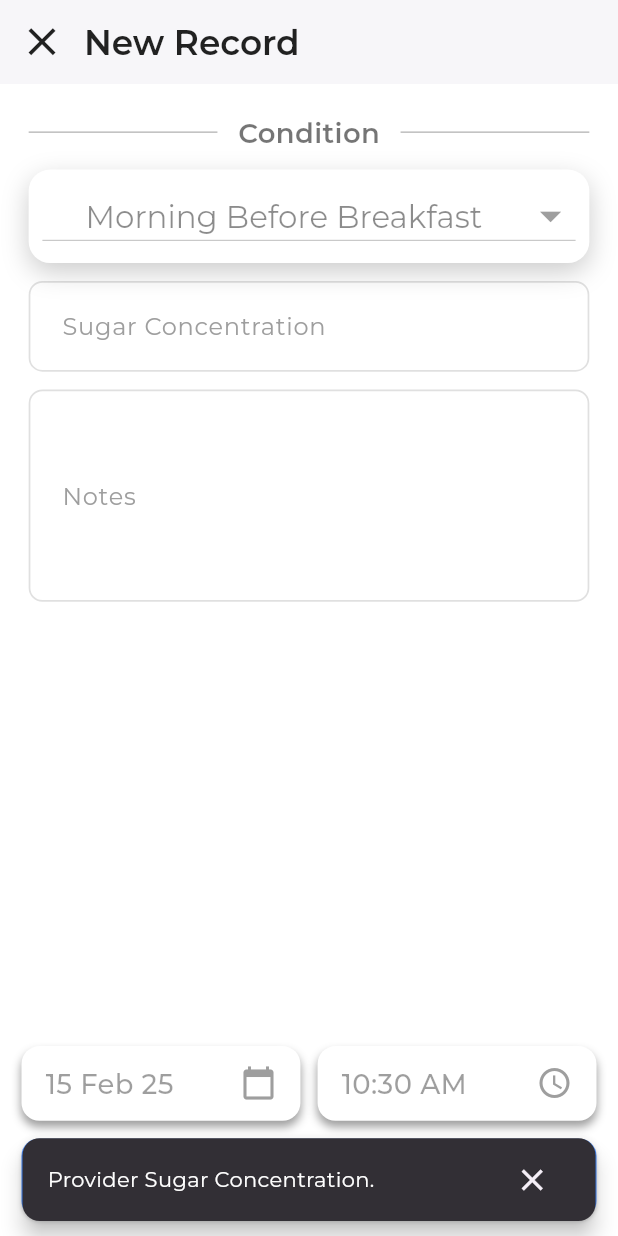
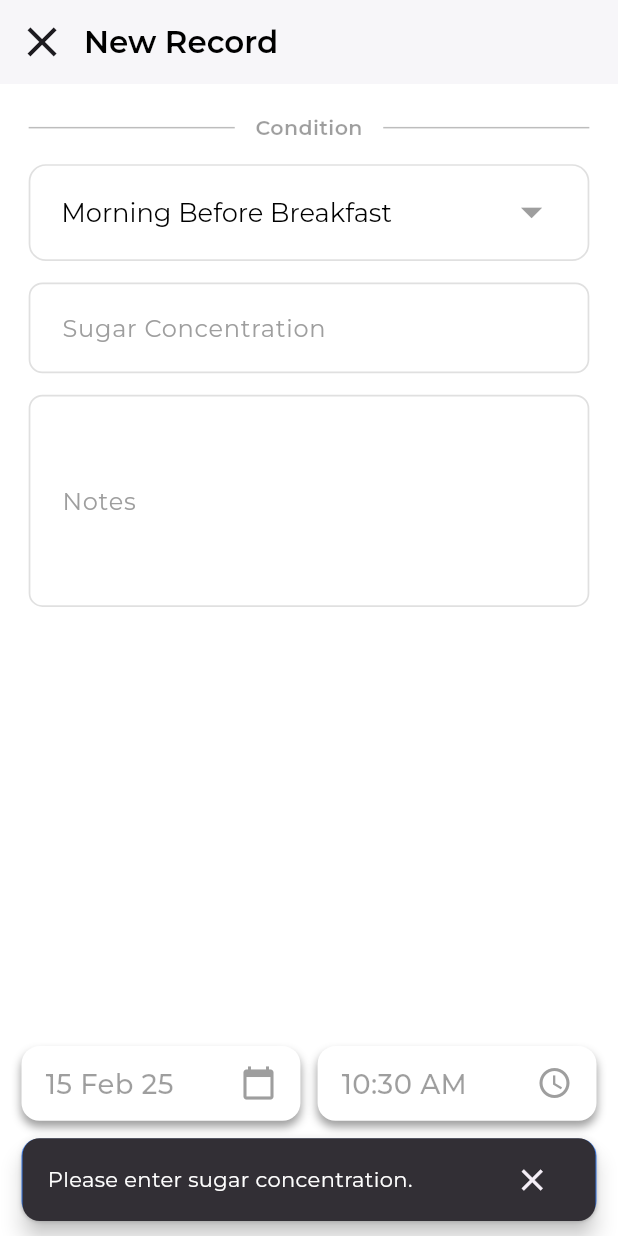
Before and after one commit to JaydeepSitapara/gluco_mate, a Flutter app: the AddSugarDataScreen screen opened directly, after a tap on "Save", on a phone screen of 412 x 824 dp. Run offline on Flutter 3.47's test engine with Material 3 defaults, Android fonts, the phone set to English and light mode, and no system bars; our stand-ins replace flutter_phoenix, flutter_screenutil, get_it, sqflite; accounts and stored records are empty.

Commit message:
done sugar data update & added validation into sugar value. and working some filter in sugar data list screen.

```diff
--- a/lib/providers/patient_data_provider.dart
+++ b/lib/providers/patient_data_provider.dart
@@ -2,6 +2,7 @@ import 'dart:developer';
 
 import 'package:flutter/material.dart';
 import 'package:gluco_mate/models/suger_data_model.dart';
+import 'package:gluco_mate/ui/widgets/dropdown_text_widget.dart';
 import 'package:gluco_mate/utils/database/local_db_provider.dart';
 import 'package:gluco_mate/utils/injector.dart';
 import 'package:gluco_mate/ui/widgets/show_toast.dart';
@@ -33,31 +34,31 @@ class SugarDataProvider extends ChangeNotifier {
   List<DropdownMenuItem<String>> conditionList = const [
     DropdownMenuItem(
       value: 'Morning Before Breakfast',
-      child: Text('Morning Before Breakfast'),
+      child: DropdownTextWidget(text: 'Morning Before Breakfast'),
     ),
     DropdownMenuItem(
       value: 'Morning After 2 Hours',
-      child: Text('Morning After 2 Hours'),
+      child: DropdownTextWidget(text: 'Morning After 2 Hours'),
     ),
     DropdownMenuItem(
       value: 'Afternoon Before Lunch',
-      child: Text('Afternoon Before Lunch'),
+      child: DropdownTextWidget(text: 'Afternoon Before Lunch'),
     ),
     DropdownMenuItem(
       value: 'Afternoon After 2 hours',
-      child: Text('Afternoon After 2 hours'),
+      child: DropdownTextWidget(text: 'Afternoon After 2 hours'),
     ),
     DropdownMenuItem(
       value: 'Evening Before Dinner',
-      child: Text('Evening Before Dinner'),
+      child: DropdownTextWidget(text: 'Evening Before Dinner'),
     ),
     DropdownMenuItem(
       value: 'Evening After 2 Hours',
-      child: Text('Evening After 2 Hours'),
+      child: DropdownTextWidget(text: 'Evening After 2 Hours'),
     ),
     DropdownMenuItem(
       value: 'Mid Night',
-      child: Text('Mid Night'),
+      child: DropdownTextWidget(text: 'Mid Night'),
     ),
   ];
 
@@ -78,8 +79,17 @@ class SugarDataProvider extends ChangeNotifier {
 
   Future<int> addSugarData() async {
     try {
-      if (_sugarLevelController.text.isEmpty) {
-        showSnackbar('Provider Sugar Concentration.');
+      final num? sugarLevel = num.tryParse(_sugarLevelController.text);
+      if (sugarLevel == null) {
+        showSnackbar('Please enter sugar concentration.');
+      } else if (sugarLevel < 50) {
+        showSnackbar('Too low! Please check your value');
+      } else if (sugarLevel > 500) {
+        showSnackbar('Too high! Consult a doctor');
+      } else if (selectedDate == null) {
+        showSnackbar('Please select Date.');
+      } else if (selectedTime == null) {
+        showSnackbar('Please select Time.');
       } else {
         log('Condition : $selectedCondition');
         log('Sugar Level : ${_sugarLevelController.text.toString()}');
@@ -135,11 +145,11 @@ class SugarDataProvider extends ChangeNotifier {
           notes: _notesController.text.trim(),
           date: '$selectedDate',
           time:
-          '${DateTime(0, 0, 0, selectedTime?.hour ?? 0, selectedTime?.minute ?? 0)}',
+              '${DateTime(0, 0, 0, selectedTime?.hour ?? 0, selectedTime?.minute ?? 0)}',
         );
 
         final response =
-        await sl<LocalDbProvider>().updateSugarData(sugarData, sugarDataId);
+            await sl<LocalDbProvider>().updateSugarData(sugarData, sugarDataId);
 
         if (response > 0) {
           showSnackbar('Sugar Data Updated.');
--- a/lib/ui/sugardata/add_sugar_data_screen.dart
+++ b/lib/ui/sugardata/add_sugar_data_screen.dart
@@ -1,9 +1,8 @@
-import 'dart:developer';
-
 import 'package:flutter/material.dart';
 import 'package:gluco_mate/models/suger_data_model.dart';
 import 'package:gluco_mate/providers/patient_data_provider.dart';
 import 'package:gluco_mate/ui/sugardata/sugar_data_list_screen.dart';
+import 'package:gluco_mate/ui/theme/colors.dart';
 import 'package:gluco_mate/utils/injector.dart';
 import 'package:gluco_mate/ui/theme/style.dart';
 import 'package:gluco_mate/ui/widgets/common_text_form_field.dart';
@@ -62,10 +61,14 @@ class _AddSugarDataScreenState extends State<AddSugarDataScreen> {
           backgroundColor: Colors.white,
           resizeToAvoidBottomInset: true,
           appBar: AppBar(
-            backgroundColor: Colors.white,
+            backgroundColor: whiteColor,
             titleSpacing: 0,
             leading: IconButton(
-                icon: Icon(Icons.close, size: 26.h, color: Colors.black87),
+                icon: Icon(
+                  Icons.close,
+                  size: 28.h,
+
+                ),
                 onPressed: () => {
                       Navigator.pop(context),
                       sugarDataProvider.sugarLevelController.clear(),
@@ -92,16 +95,19 @@ class _AddSugarDataScreenState extends State<AddSugarDataScreen> {
                               );
                             }
                           },
-                          child: const Icon(Icons.delete)),
+                          child: Icon(
+                            Icons.delete_forever_outlined,
+
+                            size: 24.h,
+                          )),
                     )
                   : const SizedBox(),
             ],
             title: Text(
-              widget.isEditSugarData ?? false ? 'Update' : 'New Record',
+              widget.isEditSugarData ?? false ? 'Update Record' : 'New Record',
               style: montserratStyle(
-                fontSize: 20.sp,
+                fontSize: 18.sp,
                 fontWeight: FontWeight.w600,
-                color: Colors.black87,
               ),
             ),
             elevation: 1,
@@ -113,6 +119,7 @@ class _AddSugarDataScreenState extends State<AddSugarDataScreen> {
                   child: SingleChildScrollView(
                     padding: EdgeInsets.all(16.0.h),
                     child: Column(
+                      spacing: 1.h,
                       crossAxisAlignment: CrossAxisAlignment.start,
                       children: [
                         Row(
@@ -123,8 +130,8 @@ class _AddSugarDataScreenState extends State<AddSugarDataScreen> {
                             Text(
                               'Condition',
                               style: montserratStyle(
-                                fontSize: 16.sp,
-                                color: Colors.black54,
+                                fontSize: 12.sp,
+                                color: Colors.black38,
                                 fontWeight: FontWeight.w600,
                               ),
                             ),
--- a/lib/ui/widgets/condition_selection_drop_down.dart
+++ b/lib/ui/widgets/condition_selection_drop_down.dart
@@ -1,15 +1,11 @@
 import 'package:flutter/material.dart';
 import 'package:gluco_mate/providers/patient_data_provider.dart';
+import 'package:gluco_mate/ui/theme/colors.dart';
 import 'package:gluco_mate/ui/theme/style.dart';
 import 'package:flutter_screenutil/flutter_screenutil.dart';
 import 'package:provider/provider.dart';
 
-class CustomDropDown extends StatefulWidget {
-  @override
-  State<CustomDropDown> createState() => _CustomDropdownState();
-}
-
-class _CustomDropdownState extends State<CustomDropDown> {
+class CustomDropDown extends StatelessWidget {
   @override
   Widget build(BuildContext context) {
     return Consumer<SugarDataProvider>(
@@ -17,19 +13,14 @@ class _CustomDropdownState extends State<CustomDropDown> {
       return Center(
         child: Container(
           width: double.infinity,
-          padding: EdgeInsets.symmetric(horizontal: 8.w),
+          padding: EdgeInsets.symmetric(horizontal: 4.w),
           decoration: BoxDecoration(
-            color: Colors.white,
-            borderRadius: BorderRadius.circular(12.dm),
-            boxShadow: [
-              BoxShadow(
-                color: Colors.black.withOpacity(0.2),
-                // Lighter shadow color
-                blurRadius: 12.dm,
-                // Increased blur radius for more elevation
-                offset: const Offset(0, 6), // Shadow spread
-              ),
-            ],
+            color: whiteColor,
+            borderRadius: BorderRadius.circular(10.r),
+            border: Border.all(
+              color: Colors.grey.shade300,
+              width: 1.w,
+            ),
           ),
           child: DropdownButton<String>(
             value: sugarDataProvider.selectedCondition,
@@ -44,25 +35,29 @@ class _CustomDropdownState extends State<CustomDropDown> {
               color: Colors.grey,
               size: 28.h,
             ),
-            dropdownColor: Colors.white,
-            style: montserratStyle(fontSize: 14.sp, color: Colors.black),
+            dropdownColor: whiteColor,
+            borderRadius: BorderRadius.circular(10.r),
+            style: montserratStyle(fontSize: 14.sp, color: blackColor),
             selectedItemBuilder: (BuildContext context) {
               return sugarDataProvider.conditionList
                   .map<Widget>((DropdownMenuItem<String> item) {
-                return Center(
+                return Align(
+                  alignment: Alignment.centerLeft,
                   child: Text(
                     item.value ?? '',
                     style:
-                        montserratStyle(fontSize: 18.sp, color: Colors.black45),
+                        montserratStyle(fontSize: 15.sp, color: blackColor),
                   ),
                 );
               }).toList();
             },
             // Adjust dropdown size// Set a maximum height for the dropdown
             alignment: Alignment.center,
+            menuMaxHeight: 350.h,
+            underline: const SizedBox(),
             // Center align the dropdown items
             // You can add custom padding for the dropdown items
-            padding: EdgeInsets.symmetric(vertical: 6.h),
+            padding: EdgeInsets.symmetric(vertical: 6.h, horizontal: 14.w),
           ),
         ),
       );
--- a/lib/ui/widgets/custom_save_button.dart
+++ b/lib/ui/widgets/custom_save_button.dart
@@ -1,5 +1,6 @@
 import 'package:flutter/material.dart';
 import 'package:flutter_screenutil/flutter_screenutil.dart';
+import 'package:gluco_mate/ui/theme/colors.dart';
 import 'package:gluco_mate/ui/theme/style.dart';
 
 class SaveButton extends StatelessWidget {
@@ -26,10 +27,10 @@ class SaveButton extends StatelessWidget {
           ),
         ),
         child: Text(
-          '${buttonText ?? ''}',
+          buttonText ?? '',
           style: montserratStyle(
             fontSize: 18.sp,
-            fontWeight: FontWeight.w500,
+            fontWeight: FontWeight.w700,
             color: Colors.white, // Text color remains white
           ),
         ),
```
Also changed, not shown: lib/ui/sugardata/sugar_data_list_screen.dart (+53 -13 lines), lib/ui/theme/colors.dart (+10 -0 lines), lib/ui/widgets/common_text_form_field.dart (+8 -6 lines), lib/ui/widgets/dropdown_text_widget.dart (added, +17 -0 lines), lib/utils/database/local_db_provider.dart (+20 -10 lines).
